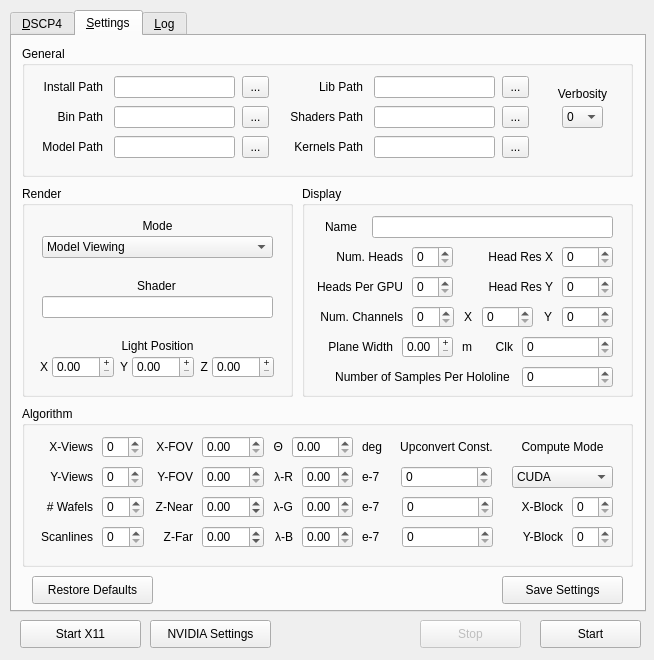
The window that render_algorithms/dscp4/dscp4-qt/ui/mainwindow.ui (itsermo/holovideo-algorithms) describes before a commit, drawn with Qt 5.
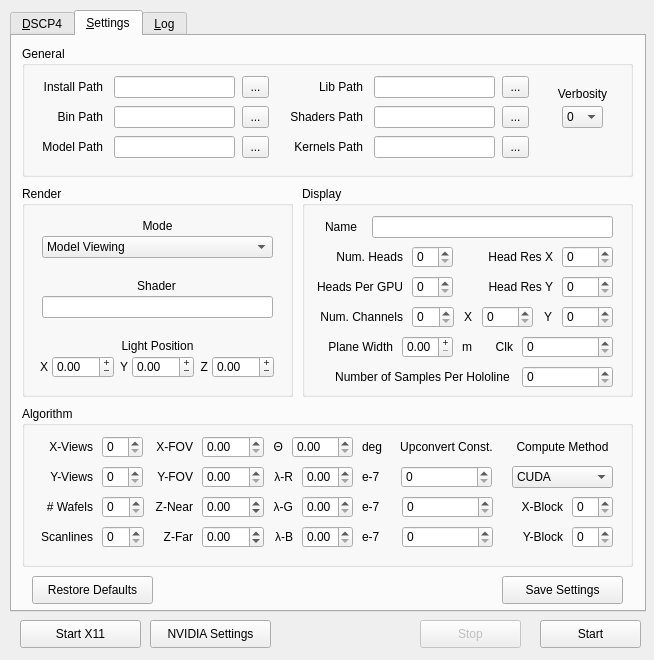
The same window after the commit. The open tabs and pages were chosen to show the change.

Commit message: GUI programming is hard

What changed in the file:
```diff
--- a/render_algorithms/dscp4/dscp4-qt/ui/mainwindow.ui
+++ b/render_algorithms/dscp4/dscp4-qt/ui/mainwindow.ui
@@ -1333,6 +1333,12 @@
        <property name="buttonSymbols">
         <enum>QAbstractSpinBox::PlusMinus</enum>
        </property>
+       <property name="minimum">
+        <double>-9999999999.000000000000000</double>
+       </property>
+       <property name="maximum">
+        <double>99999999999.000000000000000</double>
+       </property>
        <property name="singleStep">
         <double>0.010000000000000</double>
        </property>
@@ -1352,6 +1358,12 @@
        <property name="buttonSymbols">
         <enum>QAbstractSpinBox::PlusMinus</enum>
        </property>
+       <property name="minimum">
+        <double>-9999999999.000000000000000</double>
+       </property>
+       <property name="maximum">
+        <double>9999999999.000000000000000</double>
+       </property>
        <property name="singleStep">
         <double>0.010000000000000</double>
        </property>
@@ -1371,6 +1383,12 @@
        <property name="buttonSymbols">
         <enum>QAbstractSpinBox::PlusMinus</enum>
        </property>
+       <property name="minimum">
+        <double>-9999999999.000000000000000</double>
+       </property>
+       <property name="maximum">
+        <double>9999999999.000000000000000</double>
+       </property>
        <property name="singleStep">
         <double>0.010000000000000</double>
        </property>
@@ -1963,7 +1981,7 @@
         </rect>
        </property>
        <property name="text">
-        <string>Compute Mode</string>
+        <string>Compute Method</string>
        </property>
        <property name="alignment">
         <set>Qt::AlignCenter</set>
```
Left out of the diff: 30 changed lines with no effect on the pictures. The commit also changes 3 other files.
